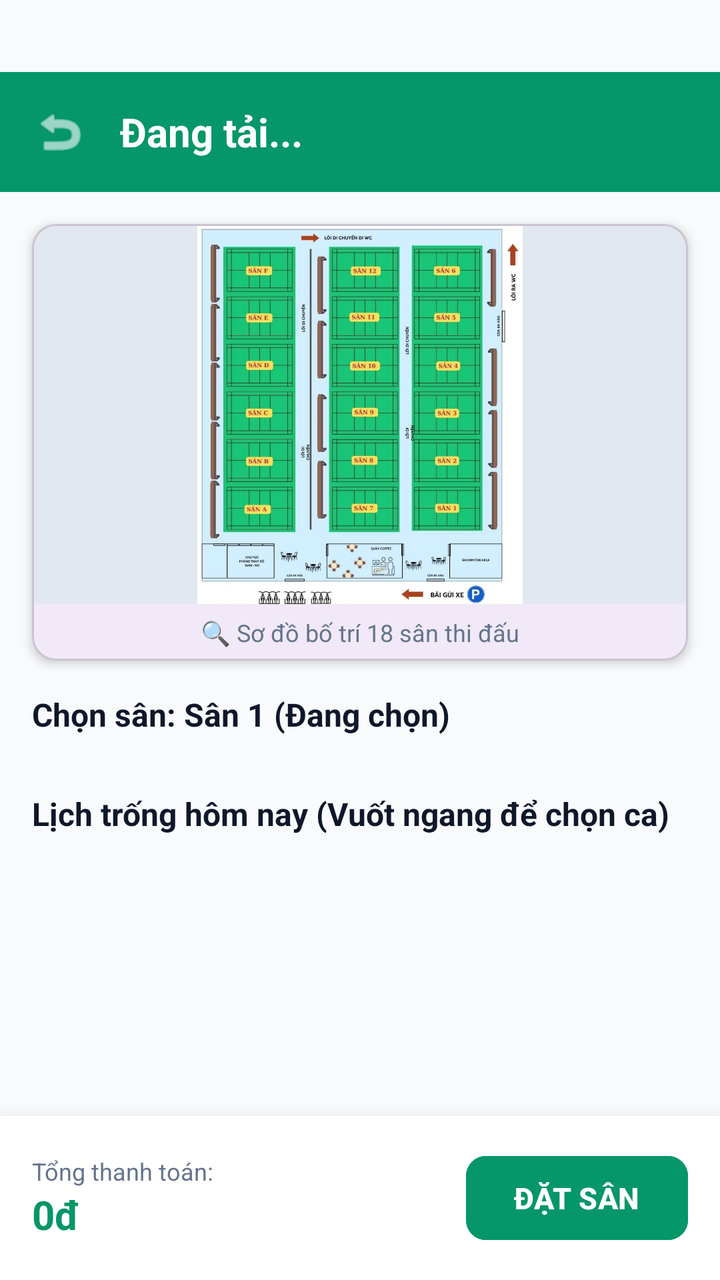
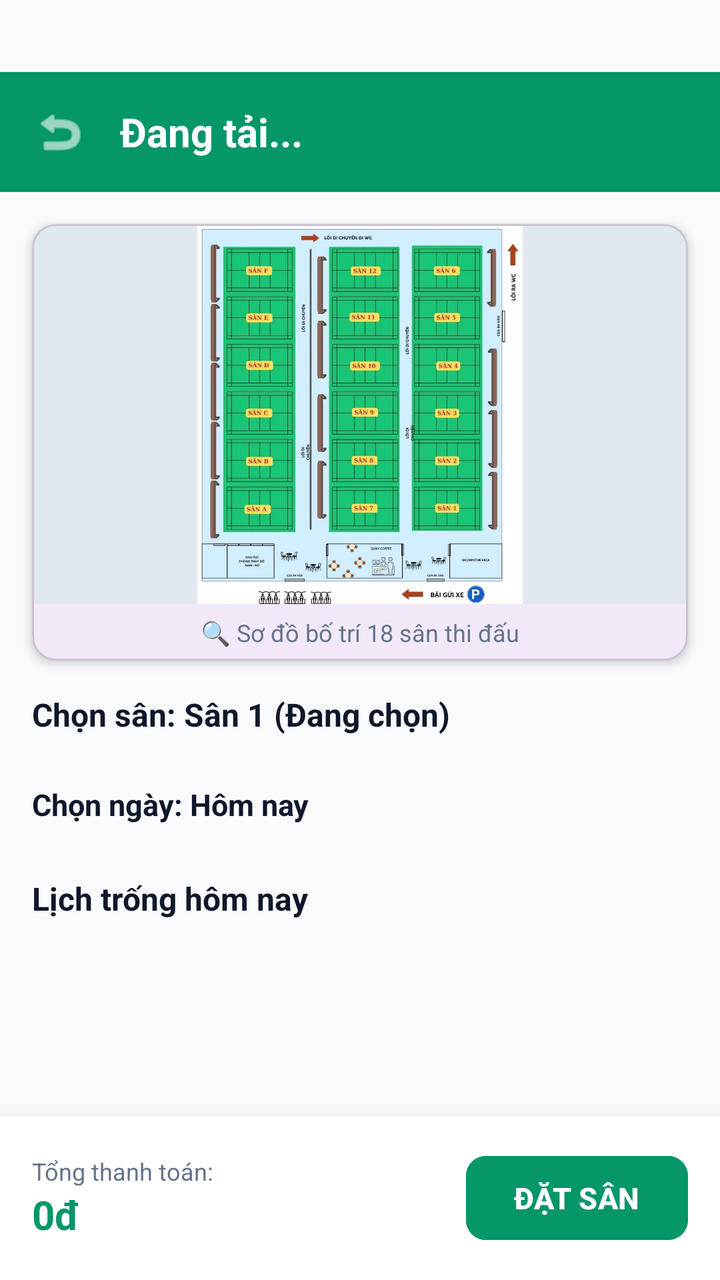

An Android layout rendered at two revisions. The XML below is the earlier revision; the diff shows what the commit changed to produce the second picture.
<!-- AndroidManifest.xml: application theme Theme.BadmintonBooking -->
<!-- res/layout/activity_court_detail.xml -->
<?xml version="1.0" encoding="utf-8"?>
<LinearLayout xmlns:android="http://schemas.android.com/apk/res/android"
    xmlns:app="http://schemas.android.com/apk/res-auto"
    xmlns:tools="http://schemas.android.com/tools"
    android:layout_width="match_parent"
    android:layout_height="match_parent"
    android:background="#F8FAFC"
    android:orientation="vertical"
    android:paddingTop="36dp">

    
    <LinearLayout
        android:layout_width="match_parent"
        android:layout_height="wrap_content"
        android:background="#059669"
        android:gravity="center_vertical"
        android:orientation="horizontal"
        android:padding="16dp">

        <ImageView
            android:id="@+id/ivBack"
            android:layout_width="28dp"
            android:layout_height="28dp"
            android:background="?attr/selectableItemBackgroundBorderless"
            android:src="@android:drawable/ic_menu_revert"
            app:tint="#FFFFFF" />

        <TextView
            android:id="@+id/tvDetailCourtName"
            android:layout_width="wrap_content"
            android:layout_height="wrap_content"
            android:layout_marginStart="16dp"
            android:text="Đang tải..."
            android:textColor="#FFFFFF"
            android:textSize="20sp"
            android:textStyle="bold" />
    </LinearLayout>

    
    <ScrollView
        android:layout_width="match_parent"
        android:layout_height="0dp"
        android:layout_weight="1"
        android:fillViewport="true">

        <LinearLayout
            android:layout_width="match_parent"
            android:layout_height="wrap_content"
            android:orientation="vertical">

            
            <com.google.android.material.card.MaterialCardView
                android:layout_width="match_parent"
                android:layout_height="wrap_content"
                android:layout_margin="16dp"
                app:cardCornerRadius="12dp"
                app:cardElevation="3dp">

                <LinearLayout
                    android:layout_width="match_parent"
                    android:layout_height="wrap_content"
                    android:orientation="vertical">

                    <ImageView
                        android:id="@+id/ivCourtLayout"
                        android:layout_width="match_parent"
                        android:layout_height="190dp"
                        android:background="#E2E8F0"
                        android:scaleType="fitCenter"
                        android:src="@drawable/sodosantest" />

                    <TextView
                        android:layout_width="match_parent"
                        android:layout_height="wrap_content"
                        android:gravity="center"
                        android:padding="6dp"
                        android:text="🔍 Sơ đồ bố trí 18 sân thi đấu"
                        android:textColor="#64748B"
                        android:textSize="12sp" />
                </LinearLayout>
            </com.google.android.material.card.MaterialCardView>

            
            <TextView
                android:id="@+id/tvSelectedSubCourt"
                android:layout_width="match_parent"
                android:layout_height="wrap_content"
                android:paddingHorizontal="16dp"
                android:text="Chọn sân: Sân 1 (Đang chọn)"
                android:textColor="#0F172A"
                android:textSize="16sp"
                android:textStyle="bold" />

            <HorizontalScrollView
                android:layout_width="match_parent"
                android:layout_height="wrap_content"
                android:layout_marginTop="8dp"
                android:paddingHorizontal="12dp"
                android:scrollbars="none">

                <LinearLayout
                    android:id="@+id/layoutSubCourts"
                    android:layout_width="wrap_content"
                    android:layout_height="wrap_content"
                    android:orientation="horizontal" />
            </HorizontalScrollView>

            
            <TextView
                android:layout_width="match_parent"
                android:layout_height="wrap_content"
                android:layout_marginTop="20dp"
                android:paddingHorizontal="16dp"
                android:text="Lịch trống hôm nay (Vuốt ngang để chọn ca)"
                android:textColor="#0F172A"
                android:textSize="16sp"
                android:textStyle="bold" />

            
            <androidx.recyclerview.widget.RecyclerView
                android:id="@+id/rvTimeSlots"
                android:layout_width="match_parent"
                android:layout_height="wrap_content"
                android:layout_marginTop="10dp"
                android:layout_marginBottom="16dp"
                android:clipToPadding="false"
                android:orientation="horizontal"
                android:paddingHorizontal="12dp"
                app:layoutManager="androidx.recyclerview.widget.LinearLayoutManager"
                tools:listitem="@layout/item_time_slot" />

        </LinearLayout>
    </ScrollView>

    
    <LinearLayout
        android:layout_width="match_parent"
        android:layout_height="wrap_content"
        android:background="#FFFFFF"
        android:elevation="16dp"
        android:gravity="center_vertical"
        android:orientation="horizontal"
        android:padding="16dp">

        <LinearLayout
            android:layout_width="0dp"
            android:layout_height="wrap_content"
            android:layout_weight="1"
            android:orientation="vertical">

            <TextView
                android:layout_width="wrap_content"
                android:layout_height="wrap_content"
                android:text="Tổng thanh toán:"
                android:textColor="#64748B"
                android:textSize="12sp" />

            <TextView
                android:id="@+id/tvTotalPrice"
                android:layout_width="wrap_content"
                android:layout_height="wrap_content"
                android:text="0đ"
                android:textColor="#059669"
                android:textSize="20sp"
                android:textStyle="bold" />
        </LinearLayout>

        <com.google.android.material.button.MaterialButton
            android:id="@+id/btnBookCourt"
            android:layout_width="wrap_content"
            android:layout_height="50dp"
            android:backgroundTint="#059669"
            android:paddingHorizontal="24dp"
            android:text="ĐẶT SÂN"
            android:textColor="#FFFFFF"
            android:textSize="15sp"
            android:textStyle="bold"
            app:cornerRadius="10dp" />
    </LinearLayout>

</LinearLayout>
<!-- res/layout/item_time_slot.xml (included above) -->
<?xml version="1.0" encoding="utf-8"?>
<com.google.android.material.card.MaterialCardView
    xmlns:android="http://schemas.android.com/apk/res/android"
    xmlns:app="http://schemas.android.com/apk/res-auto"
    android:id="@+id/cardTimeSlot"
    android:layout_width="140dp"
    android:layout_height="wrap_content"
    android:layout_marginEnd="10dp"
    android:layout_marginVertical="4dp"
    app:cardCornerRadius="12dp"
    app:cardElevation="2dp"
    app:cardBackgroundColor="#DCFCE7"
    app:strokeWidth="1dp"
    app:strokeColor="#059669">

    <LinearLayout
        android:layout_width="match_parent"
        android:layout_height="wrap_content"
        android:orientation="vertical"
        android:gravity="center"
        android:padding="12dp">

        <TextView
            android:id="@+id/tvTime"
            android:layout_width="wrap_content"
            android:layout_height="wrap_content"
            android:text="17:00 - 18:00"
            android:textSize="14sp"
            android:textStyle="bold"
            android:textColor="#0F172A"/>

        <TextView
            android:id="@+id/tvStatus"
            android:layout_width="wrap_content"
            android:layout_height="wrap_content"
            android:text="Còn trống"
            android:textSize="12sp"
            android:textColor="#16A34A"
            android:layout_marginTop="4dp"/>
    </LinearLayout>
</com.google.android.material.card.MaterialCardView>
<!-- resources referenced by this layout -->
<resources>
  <!-- drawable sodosantest: jpg bitmap (drawable, 194432 bytes) -->
  <style name="Theme.BadmintonBooking" parent="Base.Theme.BadmintonBooking" />
  <style name="Base.Theme.BadmintonBooking" parent="Theme.Material3.DayNight.NoActionBar">
          
          
      </style>
</resources>

<!-- the commit's change to res/layout/activity_court_detail.xml (unified diff, before → after) -->
@@ -104,6 +104,32 @@
                     android:layout_height="wrap_content"
                     android:orientation="horizontal" />
             </HorizontalScrollView>
+            
+            <TextView
+                android:id="@+id/tvSelectedDate"
+                android:layout_width="match_parent"
+                android:layout_height="wrap_content"
+                android:layout_marginTop="16dp"
+                android:paddingHorizontal="16dp"
+                android:text="Chọn ngày: Hôm nay"
+                android:textColor="#0F172A"
+                android:textSize="15sp"
+                android:textStyle="bold" />
+
+            <HorizontalScrollView
+                android:layout_width="match_parent"
+                android:layout_height="wrap_content"
+                android:layout_marginTop="6dp"
+                android:paddingHorizontal="12dp"
+                android:scrollbars="none">
+
+                
+                <LinearLayout
+                    android:id="@+id/layoutDates"
+                    android:layout_width="wrap_content"
+                    android:layout_height="wrap_content"
+                    android:orientation="horizontal" />
+            </HorizontalScrollView>
 
             
             <TextView
@@ -111,7 +137,7 @@
                 android:layout_height="wrap_content"
                 android:layout_marginTop="20dp"
                 android:paddingHorizontal="16dp"
-                android:text="Lịch trống hôm nay (Vuốt ngang để chọn ca)"
+                android:text="Lịch trống hôm nay"
                 android:textColor="#0F172A"
                 android:textSize="16sp"
                 android:textStyle="bold" />
